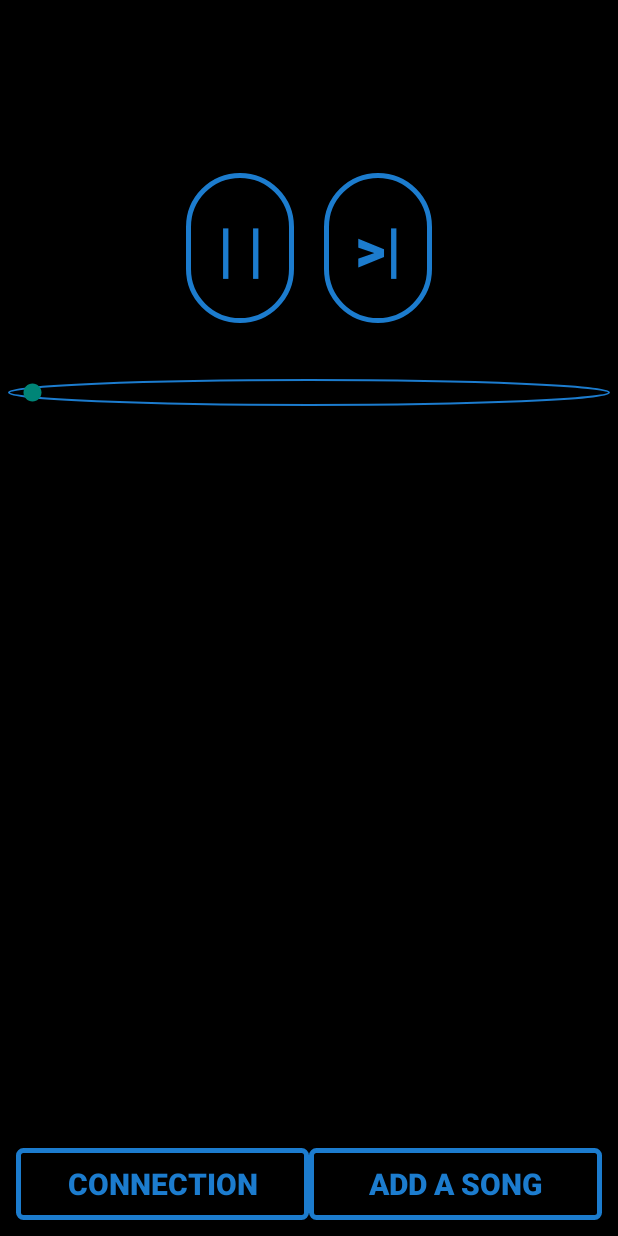
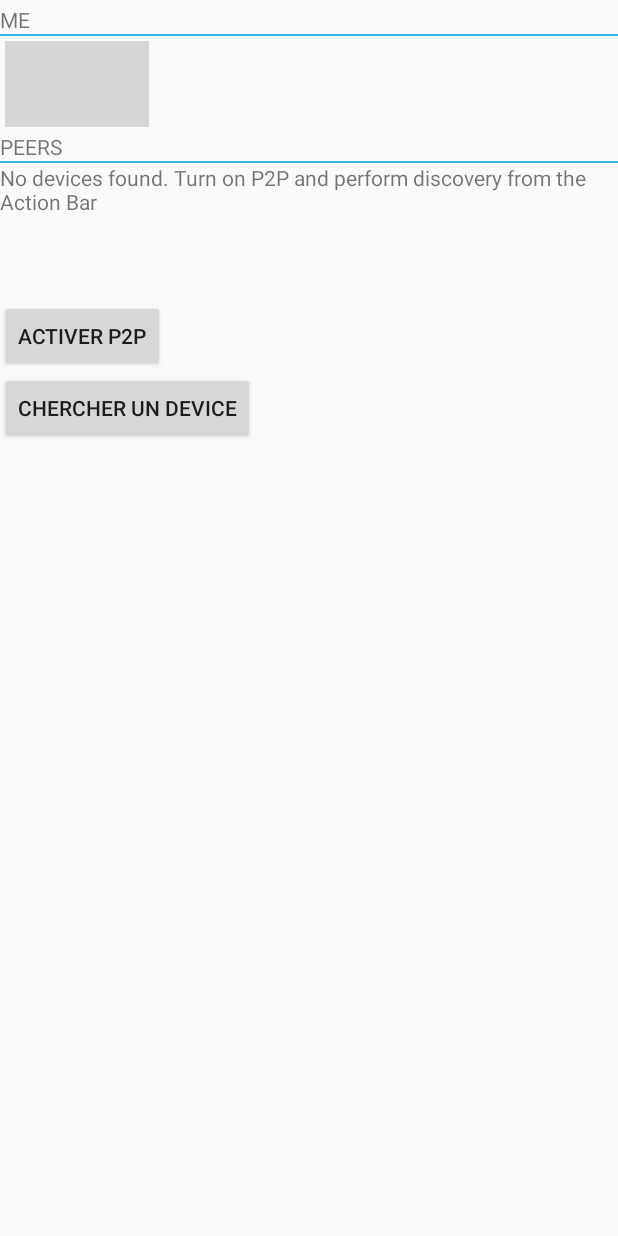
Before and after one commit to clementf/vibz, an Android app: the screen it shows after launch (MenuActivity before the commit, WiFiDirectActivity after it), after a tap on "CONNECTION", on a phone screen of 412 x 824 dp. Run offline under Robolectric (Android 15) with nearby library versions, the phone set to English and light mode, and no system bars; 2 statements that could not run were skipped; grey boxes are pictures that could not be loaded.

Commit message:
Adding classes

```diff
--- a/app/src/main/java/com/vibz/vibz/MenuActivity.java
+++ b/app/src/main/java/com/vibz/vibz/MenuActivity.java
@@ -182,8 +182,8 @@ public class MenuActivity extends AppCompatActivity {
     }
 
     public void CheckConnection(View view) {
-        //Intent intent = new Intent(this, Connection.class);
-        //startActivity(intent);
+        Intent intent = new Intent(this, WiFiDirectActivity.class);
+        startActivity(intent);
     }
 
     public void AddSongButton(View view) {
--- /dev/null
+++ b/app/src/main/java/com/vibz/vibz/WiFiDirectActivity.java
@@ -0,0 +1,191 @@
+/*
+ * Copyright (C) 2011 The Android Open Source Project
+ *
+ * Licensed under the Apache License, Version 2.0 (the "License");
+ * you may not use this file except in compliance with the License.
+ * You may obtain a copy of the License at
+ *
+ *      http://www.apache.org/licenses/LICENSE-2.0
+ *
+ * Unless required by applicable law or agreed to in writing, software
+ * distributed under the License is distributed on an "AS IS" BASIS,
+ * WITHOUT WARRANTIES OR CONDITIONS OF ANY KIND, either express or implied.
+ * See the License for the specific language governing permissions and
+ * limitations under the License.
+ */
+
+package com.vibz.vibz;
+
+import android.app.Activity;
+import android.content.BroadcastReceiver;
+import android.content.Context;
+import android.content.Intent;
+import android.content.IntentFilter;
+import android.net.wifi.p2p.WifiP2pConfig;
+import android.net.wifi.p2p.WifiP2pDevice;
+import android.net.wifi.p2p.WifiP2pManager;
+import android.net.wifi.p2p.WifiP2pManager.ActionListener;
+import android.net.wifi.p2p.WifiP2pManager.Channel;
+import android.net.wifi.p2p.WifiP2pManager.ChannelListener;
+import android.os.Bundle;
+import android.provider.Settings;
+import android.support.v7.app.AppCompatActivity;
+import android.util.Log;
+import android.view.Menu;
+import android.view.MenuInflater;
+import android.view.MenuItem;
+import android.view.View;
+import android.widget.Button;
+import android.widget.Toast;
+
+/**
+ * An activity that uses WiFi Direct APIs to discover and connect with available
+ * devices. WiFi Direct APIs are asynchronous and rely on callback mechanism
+ * using interfaces to notify the application of operation success or failure.
+ * The application should also register a BroadcastReceiver for notification of
+ * WiFi state related events.
+ */
+public class WiFiDirectActivity extends Activity {
+
+    public static final String TAG = "wifidirectdemo";
+    private WifiP2pManager manager;
+    private boolean isWifiP2pEnabled = false;
+    private boolean retryChannel = false;
+
+    private final IntentFilter intentFilter = new IntentFilter();
+    private Channel channel;
+    private BroadcastReceiver receiver = null;
+
+    /**
+     * @param isWifiP2pEnabled the isWifiP2pEnabled to set
+     */
+    public void setIsWifiP2pEnabled(boolean isWifiP2pEnabled) {
+        this.isWifiP2pEnabled = isWifiP2pEnabled;
+    }
+
+    @Override
+    public void onCreate(Bundle savedInstanceState) {
+        super.onCreate(savedInstanceState);
+        setContentView(R.layout.main);
+
+        // add necessary intent values to be matched.
+
+        intentFilter.addAction(WifiP2pManager.WIFI_P2P_STATE_CHANGED_ACTION);
+        intentFilter.addAction(WifiP2pManager.WIFI_P2P_PEERS_CHANGED_ACTION);
+        intentFilter.addAction(WifiP2pManager.WIFI_P2P_CONNECTION_CHANGED_ACTION);
+        intentFilter.addAction(WifiP2pManager.WIFI_P2P_THIS_DEVICE_CHANGED_ACTION);
+
+        manager = (WifiP2pManager) getSystemService(Context.WIFI_P2P_SERVICE);
+        channel = manager.initialize(this, getMainLooper(), null);
+
+        Button b1 = (Button) findViewById(R.id.b1);
+        b1.setOnClickListener(new View.OnClickListener() {
+            @Override
+            public void onClick(View v) {
+                    startActivity(new Intent(Settings.ACTION_WIRELESS_SETTINGS));
+
+            }
+        });
+
+        Button b2 = (Button) findViewById(R.id.b2);
+        b2.setOnClickListener(new View.OnClickListener() {
+            @Override
+            public void onClick(View v) {
+                if (!isWifiP2pEnabled) {
+                    Toast.makeText(WiFiDirectActivity.this, R.string.p2p_off_warning,
+                            Toast.LENGTH_SHORT).show();
+
+                }
+                final DeviceListFragment fragment = (DeviceListFragment) getFragmentManager()
+                        .findFragmentById(R.id.frag_list);
+                fragment.onInitiateDiscovery();
+                manager.discoverPeers(channel, new WifiP2pManager.ActionListener() {
+
+                    @Override
+                    public void onSuccess() {
+                        Toast.makeText(WiFiDirectActivity.this, "Discovery Initiated",
+                                Toast.LENGTH_SHORT).show();
+                    }
+
+                    @Override
+                    public void onFailure(int reasonCode) {
+                        Toast.makeText(WiFiDirectActivity.this, "Discovery Failed : " + reasonCode,
+                                Toast.LENGTH_SHORT).show();
+                    }
+                });
+            }
+        });
+    }
+
+    /**
+     * register the BroadcastReceiver with the intent values to be matched
+     */
+    @Override
+    public void onResume() {
+        super.onResume();
+        receiver = new WiFiDirectBroadcastReceiver(manager, channel, this);
+        registerReceiver(receiver, intentFilter);
+    }
+
+    @Override
+    public void onPause() {
+        super.onPause();
+        unregisterReceiver(receiver);
+    }
+
+    /**
+     * Remove all peers and clear all fields. This is called on
+     * BroadcastReceiver receiving a state change event.
+     */
+    public void resetData() {
+        DeviceListFragment fragmentList = (DeviceListFragment) getFragmentManager()
+                .findFragmentById(R.id.frag_list);
+        if (fragmentList != null) {
+            fragmentList.clearPeers();
+        }
+    }
+
+
+    @Override
+    public boolean onCreateOptionsMenu(Menu menu) {
+        MenuInflater inflater = getMenuInflater();
+        inflater.inflate(R.menu.action_items, menu);
+        return true;
+    }
+
+    @Override
+    public boolean onOptionsItemSelected(MenuItem item) {
+        switch (item.getItemId()) {
+            case R.id.atn_direct_enable:
+
+                return true;
+
+            case R.id.atn_direct_discover:
+                if (!isWifiP2pEnabled) {
+                    Toast.makeText(WiFiDirectActivity.this, R.string.p2p_off_warning,
+                            Toast.LENGTH_SHORT).show();
+                    return true;
+                }
+                final DeviceListFragment fragment = (DeviceListFragment) getFragmentManager()
+                        .findFragmentById(R.id.frag_list);
+                fragment.onInitiateDiscovery();
+                manager.discoverPeers(channel, new WifiP2pManager.ActionListener() {
+
+                    @Override
+                    public void onSuccess() {
+                        Toast.makeText(WiFiDirectActivity.this, "Discovery Initiated",
+                                Toast.LENGTH_SHORT).show();
+                    }
+
+                    @Override
+                    public void onFailure(int reasonCode) {
+                        Toast.makeText(WiFiDirectActivity.this, "Discovery Failed : " + reasonCode,
+                                Toast.LENGTH_SHORT).show();
+                    }
+                });
+                return true;
+            default:
+                return super.onOptionsItemSelected(item);
+        }
+    }
+}
--- /dev/null
+++ b/app/src/main/java/com/vibz/vibz/WiFiDirectBroadcastReceiver.java
@@ -0,0 +1,89 @@
+/*
+ * Copyright (C) 2011 The Android Open Source Project
+ *
+ * Licensed under the Apache License, Version 2.0 (the "License");
+ * you may not use this file except in compliance with the License.
+ * You may obtain a copy of the License at
+ *
+ *      http://www.apache.org/licenses/LICENSE-2.0
+ *
+ * Unless required by applicable law or agreed to in writing, software
+ * distributed under the License is distributed on an "AS IS" BASIS,
+ * WITHOUT WARRANTIES OR CONDITIONS OF ANY KIND, either express or implied.
+ * See the License for the specific language governing permissions and
+ * limitations under the License.
+ */
+
+package com.vibz.vibz;
+
+import android.content.BroadcastReceiver;
+import android.content.Context;
+import android.content.Intent;
+import android.net.NetworkInfo;
+import android.net.wifi.p2p.WifiP2pDevice;
+import android.net.wifi.p2p.WifiP2pManager;
+import android.net.wifi.p2p.WifiP2pManager.Channel;
+import android.net.wifi.p2p.WifiP2pManager.PeerListListener;
+import android.util.Log;
+
+/**
+ * A BroadcastReceiver that notifies of important wifi p2p events.
+ */
+public class WiFiDirectBroadcastReceiver extends BroadcastReceiver {
+
+    private WifiP2pManager manager;
+    private Channel channel;
+    private WiFiDirectActivity activity;
+
+    /**
+     * @param manager  WifiP2pManager system service
+     * @param channel  Wifi p2p channel
+     * @param activity activity associated with the receiver
+     */
+    public WiFiDirectBroadcastReceiver(WifiP2pManager manager, Channel channel,
+                                       WiFiDirectActivity activity) {
+        super();
+        this.manager = manager;
+        this.channel = channel;
+        this.activity = activity;
+    }
+
+    @Override
+    public void onReceive(Context context, Intent intent) {
+        String action = intent.getAction();
+        if (WifiP2pManager.WIFI_P2P_STATE_CHANGED_ACTION.equals(action)) {
+
+            // UI update to indicate wifi p2p status.
+            int state = intent.getIntExtra(WifiP2pManager.EXTRA_WIFI_STATE, -1);
+            if (state == WifiP2pManager.WIFI_P2P_STATE_ENABLED) {
+                // Wifi Direct mode is enabled
+                activity.setIsWifiP2pEnabled(true);
+            } else {
+                activity.setIsWifiP2pEnabled(false);
+            }
+            Log.d(WiFiDirectActivity.TAG, "P2P state changed - " + state);
+        } else if (WifiP2pManager.WIFI_P2P_PEERS_CHANGED_ACTION.equals(action)) {
+
+            // request available peers from the wifi p2p manager. This is an
+            // asynchronous call and the calling activity is notified with a
+            // callback on PeerListListener.onPeersAvailable()
+            if (manager != null) {
+                manager.requestPeers(channel, (PeerListListener) activity.getFragmentManager()
+                        .findFragmentById(R.id.frag_list));
+            }
+            Log.d(WiFiDirectActivity.TAG, "P2P peers changed");
+        } else if (WifiP2pManager.WIFI_P2P_CONNECTION_CHANGED_ACTION.equals(action)) {
+            if (manager == null) {
+                return;
+            }
+            NetworkInfo networkInfo = intent
+                    .getParcelableExtra(WifiP2pManager.EXTRA_NETWORK_INFO);
+        } else if (WifiP2pManager.WIFI_P2P_THIS_DEVICE_CHANGED_ACTION.equals(action)) {
+            DeviceListFragment fragment = (DeviceListFragment) activity.getFragmentManager()
+                    .findFragmentById(R.id.frag_list);
+            fragment.updateThisDevice((WifiP2pDevice) intent.getParcelableExtra(WifiP2pManager.EXTRA_WIFI_P2P_DEVICE));
+        }
+    }
+
+
+}
--- a/app/src/main/res/layout/custom_notification.xml
+++ b/app/src/main/res/layout/custom_notification.xml
@@ -2,7 +2,7 @@
 <LinearLayout xmlns:android="http://schemas.android.com/apk/res/android"
     android:layout_width="match_parent"
     android:layout_height="match_parent"
-    android:background="@color/colorPrimaryDark"
+    android:background="@color/primary_dark"
     android:padding="5dp"
     android:orientation="vertical" >
 
--- /dev/null
+++ b/app/src/main/res/layout/device_list.xml
@@ -0,0 +1,80 @@
+<?xml version="1.0" encoding="utf-8"?>
+<LinearLayout
+    xmlns:android="http://schemas.android.com/apk/res/android"
+    android:orientation="vertical"
+    android:layout_width="match_parent"
+    android:layout_height="match_parent"
+    android:paddingTop="3dp">
+
+    <TextView
+        android:layout_width="fill_parent"
+        android:layout_height="wrap_content"
+        android:gravity="center_vertical"
+        android:text="@string/label_me" />
+    <View
+        android:layout_width="fill_parent"
+        android:layout_height="1dp"
+        android:gravity="center_vertical"
+        android:background="@android:color/holo_blue_light" />
+
+    <!-- Self information -->
+    <LinearLayout
+        xmlns:android="http://schemas.android.com/apk/res/android"
+        android:layout_width="fill_parent"
+        android:layout_height="?android:attr/listPreferredItemHeight"
+        android:background="?android:attr/activatedBackgroundIndicator"
+        android:padding="3dip">
+        <ImageView
+            android:id="@+id/icon"
+            android:layout_width="wrap_content"
+            android:layout_height="fill_parent"
+            android:layout_marginRight="2dp"
+            android:src="@drawable/machine" />
+        <LinearLayout
+            android:orientation="vertical"
+            android:layout_width="0dp"
+            android:layout_weight="1"
+            android:layout_height="fill_parent">
+            <TextView
+                android:id="@+id/my_name"
+                android:layout_width="fill_parent"
+                android:layout_height="0dp"
+                android:layout_weight="1"
+                android:gravity="center_vertical" />
+            <TextView
+                android:id="@+id/my_status"
+                android:layout_width="fill_parent"
+                android:layout_height="0dp"
+                android:layout_weight="1"
+                android:singleLine="true"
+                android:ellipsize="marquee" />
+        </LinearLayout>
+    </LinearLayout>
+
+    <TextView
+        android:layout_width="fill_parent"
+        android:layout_height="wrap_content"
+        android:gravity="center_vertical"
+        android:text="@string/label_peers" />
+
+    <View
+        android:layout_width="fill_parent"
+        android:layout_height="1dp"
+        android:gravity="center_vertical"
+        android:background="@android:color/holo_blue_light" />
+
+    <!-- Available peers -->
+    <ListView
+        android:id="@id/android:list"
+        android:layout_width="match_parent"
+        android:layout_height="match_parent"
+        android:layout_weight="1"
+        android:drawSelectorOnTop="false" />
+
+    <TextView
+        android:id="@id/android:empty"
+        android:layout_width="match_parent"
+        android:layout_gravity="center"
+        android:layout_height="match_parent"
+        android:text="@string/empty_message" />
+</LinearLayout>
--- /dev/null
+++ b/app/src/main/res/layout/main.xml
@@ -0,0 +1,37 @@
+<?xml version="1.0" encoding="utf-8"?>
+<LinearLayout xmlns:android="http://schemas.android.com/apk/res/android"
+    android:layout_width="fill_parent"
+    android:layout_height="fill_parent"
+    android:orientation="vertical">
+
+    <LinearLayout
+        android:layout_width="wrap_content"
+        android:layout_height="wrap_content">
+        android:layout_width="match_parent"
+        android:id="@+id/linearLayout1"
+        android:layout_height="match_parent"
+        android:orientation="vertical">
+
+        <fragment
+            android:id="@+id/frag_list"
+            class="com.vibz.vibz.DeviceListFragment"
+            android:layout_width="match_parent"
+            android:layout_height="@dimen/phone_list_height"></fragment>
+
+
+    </LinearLayout>
+
+    <Button
+        android:id="@+id/b1"
+        android:layout_width="wrap_content"
+        android:layout_height="wrap_content"
+        android:clickable="true"
+        android:text="Activer p2p" />
+
+    <Button
+        android:id="@+id/b2"
+        android:layout_width="wrap_content"
+        android:layout_height="wrap_content"
+        android:clickable="true"
+        android:text="Chercher un device" />
+</LinearLayout>
--- /dev/null
+++ b/app/src/main/res/menu/action_items.xml
@@ -0,0 +1,14 @@
+<?xml version="1.0" encoding="utf-8"?>
+<menu
+    xmlns:android="http://schemas.android.com/apk/res/android">
+    <item
+        android:id="@+id/atn_direct_enable"
+        android:icon="@drawable/ic_action_on_off"
+        android:title="@string/enable_p2p_button"
+        android:showAsAction="ifRoom|withText" />
+    <item
+        android:id="@+id/atn_direct_discover"
+        android:icon="@drawable/ic_action_discover"
+        android:title="@string/discover_peers_button"
+        android:showAsAction="ifRoom|withText" />
+</menu>
```
Also changed, not shown: app/src/main/java/com/vibz/vibz/DeviceListFragment.java (added, +168 -0 lines), app/src/main/res/layout/row_devices.xml (added, +33 -0 lines).
